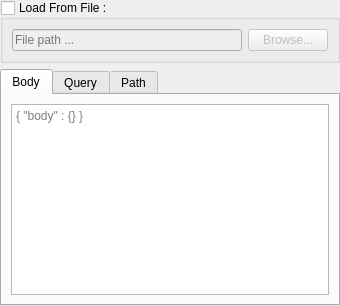
Above: RequestFlowApp/CoreView/ui/PayloadNodeUi.ui from fatehmtd/RequestFlow before the change. Below: the same form after it.
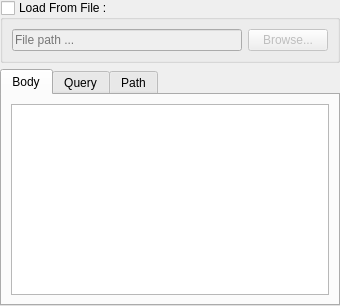
That is the form after the change.

Patch:
```diff
--- a/RequestFlowApp/CoreView/ui/PayloadNodeUi.ui
+++ b/RequestFlowApp/CoreView/ui/PayloadNodeUi.ui
@@ -71,7 +71,7 @@
           <bool>false</bool>
          </property>
          <property name="placeholderText">
-          <string>{ &quot;body&quot; : {} }</string>
+          <string/>
          </property>
         </widget>
        </item>
```
Left out of the diff: 6 changed lines with no effect on the pictures.
